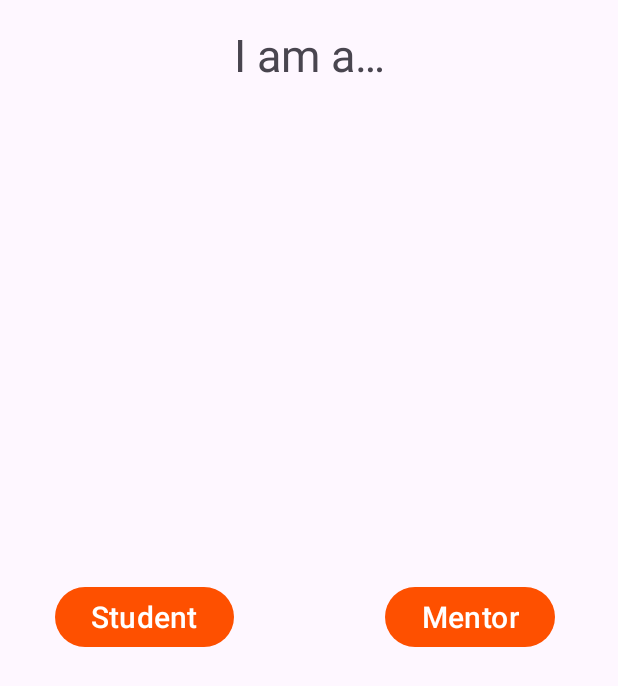
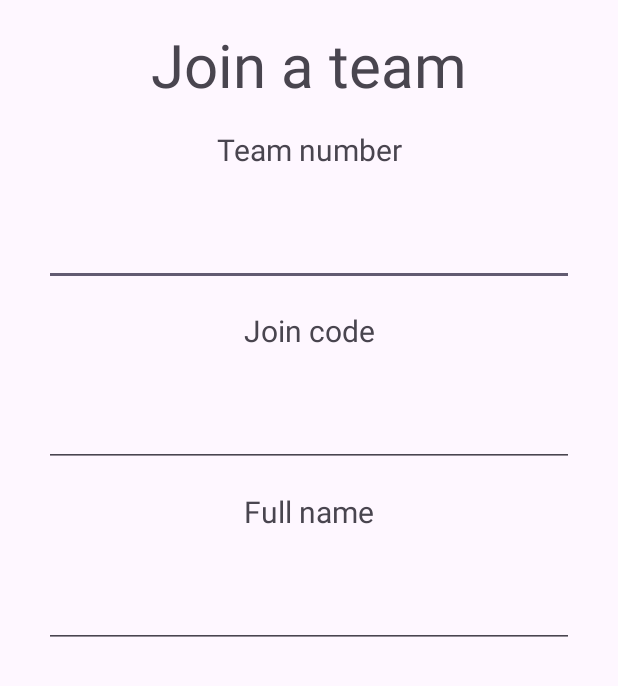
Before and after one commit to TechnoDogs-3707/pitbull, an Android app: the screen it shows after launch (PickRoleActivity before the commit, JoinTeamActivity after it), after a tap on "Student", on a phone screen of 412 x 824 dp. Shown: the top 686 px of the screen. Run offline under Robolectric (Android 15) with nearby library versions, the phone set to English and light mode, and no system bars; our stand-ins replace Firebase (no records; nobody signed in at launch, a user with empty details on screens opened directly).

Commit message:
joining teams working

```diff
--- a/app/src/main/AndroidManifest.xml
+++ b/app/src/main/AndroidManifest.xml
@@ -33,6 +33,9 @@
 
         <activity
             android:name=".DisplayTeamDataActivity" />
+
+        <activity
+            android:name=".JoinTeamActivity" />
     </application>
 
 </manifest>
--- a/app/src/main/java/org/brightonrobotics/pitbull/ConfirmDataActivity.kt
+++ b/app/src/main/java/org/brightonrobotics/pitbull/ConfirmDataActivity.kt
@@ -52,6 +52,7 @@ class ConfirmDataActivity : AppCompatActivity() {
                     val database = Firebase.database
                     val ref = database.getReference("teams").child(teamNumberIn)
                     ref.child("joinCode").setValue(code)
+                    ref.child("ownerName").setValue(name.text.toString())
 
                     val joinCodeRef = database.getReference("joinCodes")
                     joinCodeRef.child(code).setValue(teamNumberIn)
--- /dev/null
+++ b/app/src/main/java/org/brightonrobotics/pitbull/JoinTeamActivity.kt
@@ -0,0 +1,78 @@
+// code simplified by ai, it may be complete shit
+// ai simplified code is so unreadable i am actually so sorry but
+// i could not live with  my code
+
+package org.brightonrobotics.pitbull
+
+import android.content.Intent
+import android.os.Bundle
+import android.widget.Button
+import android.widget.EditText
+import android.widget.Toast
+import androidx.appcompat.app.AppCompatActivity
+import androidx.core.widget.addTextChangedListener
+import com.google.firebase.database.ktx.database
+import com.google.firebase.ktx.Firebase
+import java.io.File
+
+class JoinTeamActivity : AppCompatActivity() {
+    private lateinit var teamNumber: EditText
+    private lateinit var joinCode: EditText
+    private lateinit var name: EditText
+    private lateinit var continueButton: Button
+
+    override fun onCreate(savedInstanceState: Bundle?) {
+        super.onCreate(savedInstanceState)
+        setContentView(R.layout.join_team)
+
+        teamNumber = findViewById(R.id.team_number_in)
+        joinCode = findViewById(R.id.join_code_in)
+        name = findViewById(R.id.name_in)
+        continueButton = findViewById(R.id.cont_btn)
+
+        teamNumber.addTextChangedListener { updateContinueButtonVisibility() }
+        joinCode.addTextChangedListener { updateContinueButtonVisibility() }
+        name.addTextChangedListener { updateContinueButtonVisibility() }
+
+        continueButton.setOnClickListener { validateTeam() }
+    }
+
+    private fun updateContinueButtonVisibility() {
+        continueButton.visibility =
+            if (teamNumber.text.isNotEmpty() && joinCode.text.isNotEmpty() && name.text.isNotEmpty()) Button.VISIBLE else Button.GONE
+    }
+
+    private fun validateTeam() {
+        val ref = Firebase.database.getReference("teams").child(teamNumber.text.toString())
+        ref.get().addOnSuccessListener {
+            if (it.exists() && it.child("joinCode").value == joinCode.text.toString()) {
+                val memberRef =
+                    Firebase.database.getReference("teams").child(teamNumber.text.toString())
+                        .child("members")
+                val newMemberRef =
+                    memberRef.push()
+                newMemberRef.setValue(name.text.toString())
+
+                File(getExternalFilesDir(null), "settings.json").writeText(
+                    """
+                    {
+                        "role": 2,
+                        "name": "${name.text}",
+                        "teamNumber": "${teamNumber.text}",
+                        "joinCode": "${joinCode.text}",
+                        "memberId": "${newMemberRef.key}"
+                    }
+                    """.trimIndent()
+                )
+
+                startActivity(Intent(this, MainActivity::class.java))
+            } else {
+                Toast.makeText(
+                    this,
+                    "Join code is incorrect or team does not exist",
+                    Toast.LENGTH_SHORT
+                ).show()
+            }
+        }
+    }
+}
--- a/app/src/main/java/org/brightonrobotics/pitbull/PickRoleActivity.kt
+++ b/app/src/main/java/org/brightonrobotics/pitbull/PickRoleActivity.kt
@@ -19,7 +19,7 @@ class PickRoleActivity : AppCompatActivity() {
         mentorButton = findViewById(R.id.select_mentor)
 
         studentButton.setOnClickListener {
-            // Start the student sign in activity
+            startActivity(Intent(this, JoinTeamActivity::class.java))
         }
 
         mentorButton.setOnClickListener {
--- a/app/src/main/res/layout/confirm_data.xml
+++ b/app/src/main/res/layout/confirm_data.xml
@@ -62,18 +62,6 @@
         app:layout_constraintTop_toBottomOf="@+id/textView4" />
 
     <Button
-        android:id="@+id/info_incorrect"
-        android:layout_width="wrap_content"
-        android:layout_height="wrap_content"
-        android:layout_marginTop="32dp"
-        android:text="@string/no"
-        android:textColor="@color/white"
-        android:textSize="20sp"
-        app:layout_constraintEnd_toEndOf="@+id/name"
-        app:layout_constraintStart_toStartOf="parent"
-        app:layout_constraintTop_toBottomOf="@+id/name" />
-
-    <Button
         android:id="@+id/info_correct"
         android:layout_width="wrap_content"
         android:layout_height="wrap_content"
@@ -82,7 +70,19 @@
         android:textColor="@color/white"
         android:textSize="20sp"
         app:layout_constraintEnd_toEndOf="parent"
-        app:layout_constraintStart_toStartOf="@+id/name"
+        app:layout_constraintStart_toStartOf="parent"
         app:layout_constraintTop_toBottomOf="@+id/name" />
 
+    <Button
+        android:id="@+id/info_incorrect"
+        android:layout_width="wrap_content"
+        android:layout_height="wrap_content"
+        android:layout_marginTop="16dp"
+        android:text="@string/no"
+        android:textColor="@color/white"
+        android:textSize="20sp"
+        app:layout_constraintEnd_toEndOf="parent"
+        app:layout_constraintStart_toStartOf="parent"
+        app:layout_constraintTop_toBottomOf="@+id/info_correct" />
+
 </androidx.constraintlayout.widget.ConstraintLayout>
--- a/app/src/main/res/layout/join_team.xml
+++ b/app/src/main/res/layout/join_team.xml
@@ -1,6 +1,7 @@
 <?xml version="1.0" encoding="utf-8"?>
 <androidx.constraintlayout.widget.ConstraintLayout xmlns:android="http://schemas.android.com/apk/res/android"
     xmlns:app="http://schemas.android.com/apk/res-auto"
+    xmlns:tools="http://schemas.android.com/tools"
     android:layout_width="match_parent"
     android:layout_height="match_parent">
 
@@ -14,4 +15,91 @@
         app:layout_constraintEnd_toEndOf="parent"
         app:layout_constraintStart_toStartOf="parent"
         app:layout_constraintTop_toTopOf="parent" />
+
+    <EditText
+        android:id="@+id/team_number_in"
+        android:layout_width="wrap_content"
+        android:layout_height="wrap_content"
+        android:layout_marginTop="16dp"
+        android:ems="10"
+        android:inputType="number"
+        android:textAlignment="center"
+        android:textSize="30sp"
+        app:layout_constraintEnd_toEndOf="parent"
+        app:layout_constraintStart_toStartOf="parent"
+        app:layout_constraintTop_toBottomOf="@+id/textView7" />
+
+    <TextView
+        android:id="@+id/textView7"
+        android:layout_width="wrap_content"
+        android:layout_height="wrap_content"
+        android:layout_marginTop="16dp"
+        android:text="@string/team_number"
+        android:textSize="20sp"
+        app:layout_constraintEnd_toEndOf="parent"
+        app:layout_constraintStart_toStartOf="parent"
+        app:layout_constraintTop_toBottomOf="@+id/textView5" />
+
+    <EditText
+        android:id="@+id/join_code_in"
+        android:layout_width="wrap_content"
+        android:layout_height="wrap_content"
+        android:layout_marginTop="16dp"
+        android:ems="10"
+        android:inputType="text"
+        android:maxLength="6"
+        android:textAlignment="center"
+        android:textSize="30sp"
+        app:layout_constraintEnd_toEndOf="parent"
+        app:layout_constraintStart_toStartOf="parent"
+        app:layout_constraintTop_toBottomOf="@+id/textView8" />
+
+    <TextView
+        android:id="@+id/textView8"
+        android:layout_width="wrap_content"
+        android:layout_height="wrap_content"
+        android:layout_marginTop="16dp"
+        android:text="@string/join_code"
+        android:textSize="20sp"
+        app:layout_constraintEnd_toEndOf="parent"
+        app:layout_constraintStart_toStartOf="parent"
+        app:layout_constraintTop_toBottomOf="@+id/team_number_in" />
+
+    <EditText
+        android:id="@+id/name_in"
+        android:layout_width="wrap_content"
+        android:layout_height="wrap_content"
+        android:layout_marginTop="16dp"
+        android:ems="10"
+        android:inputType="text"
+        android:textAlignment="center"
+        android:textSize="30sp"
+        app:layout_constraintEnd_toEndOf="parent"
+        app:layout_constraintStart_toStartOf="parent"
+        app:layout_constraintTop_toBottomOf="@+id/textView12" />
+
+    <TextView
+        android:id="@+id/textView12"
+        android:layout_width="wrap_content"
+        android:layout_height="wrap_content"
+        android:layout_marginTop="16dp"
+        android:text="@string/full_name"
+        android:textSize="20sp"
+        app:layout_constraintEnd_toEndOf="parent"
+        app:layout_constraintStart_toStartOf="parent"
+        app:layout_constraintTop_toBottomOf="@+id/join_code_in" />
+
+    <Button
+        android:id="@+id/cont_btn"
+        android:layout_width="wrap_content"
+        android:layout_height="wrap_content"
+        android:layout_marginTop="16dp"
+        android:text="@string/next"
+        android:textColor="@color/white"
+        android:textSize="20sp"
+        android:visibility="gone"
+        app:layout_constraintEnd_toEndOf="parent"
+        app:layout_constraintStart_toStartOf="parent"
+        app:layout_constraintTop_toBottomOf="@+id/name_in" />
+
 </androidx.constraintlayout.widget.ConstraintLayout>
--- a/app/src/main/res/values/strings.xml
+++ b/app/src/main/res/values/strings.xml
@@ -30,4 +30,5 @@
 
 <!--    sign in-->
     <string name="join_a_team">Join a team</string>
+    <string name="full_name">Full name</string>
 </resources>
```
